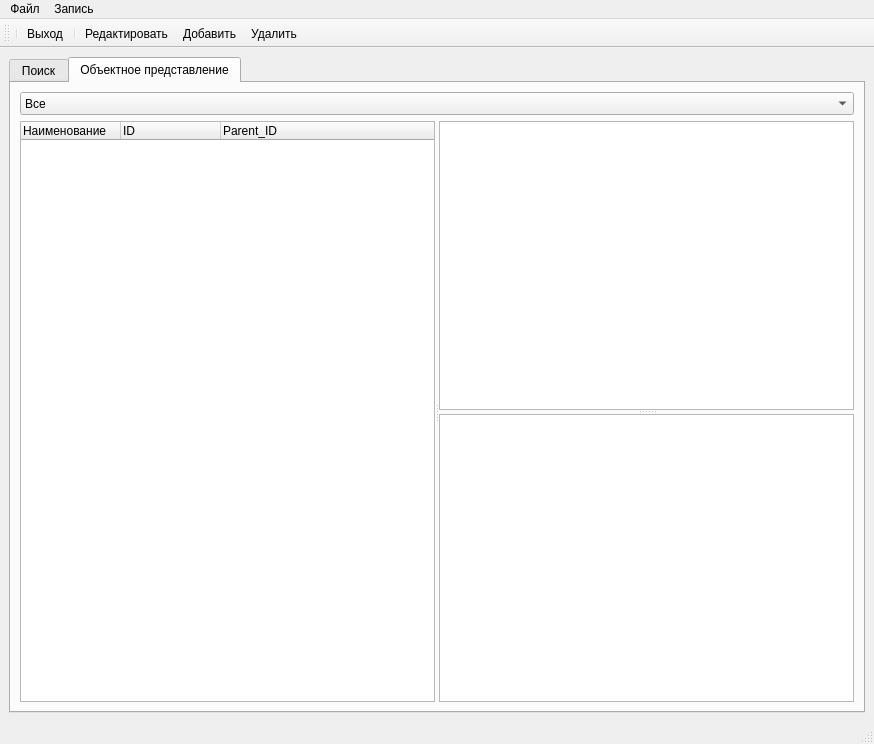
Above: mainwindow.ui from VladisGol/platon-accs before the change. Below: the same form after it.
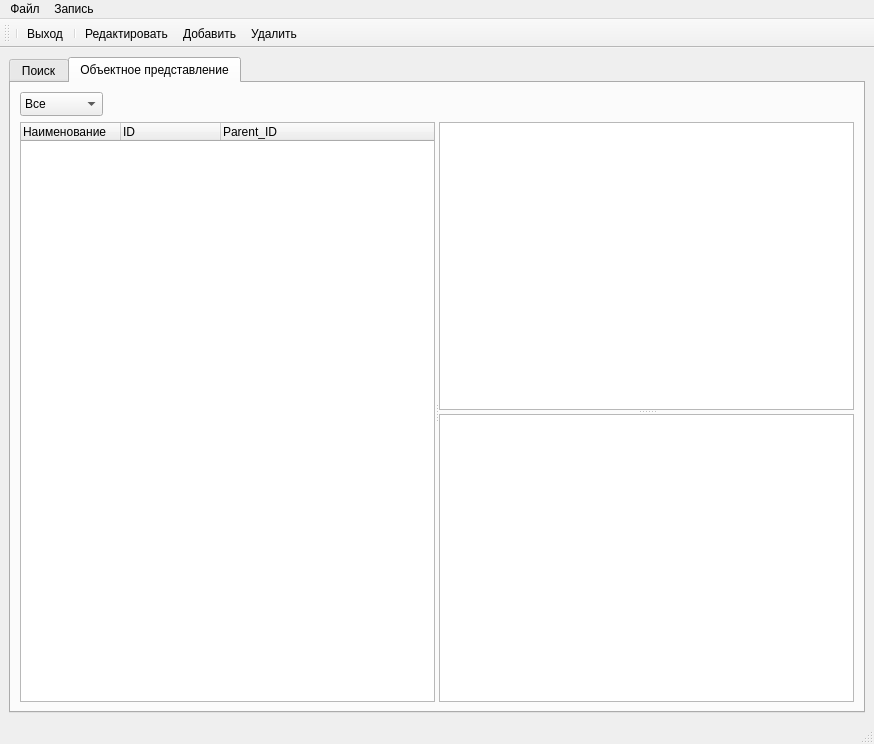
That is the form after the change. Icons and pictures are not drawn. Custom widgets are drawn as their Qt base class.

```diff
--- a/mainwindow.ui
+++ b/mainwindow.ui
@@ -40,13 +40,15 @@
        <attribute name="title" >
         <string>Объектное представление</string>
        </attribute>
-       <layout class="QGridLayout" >
-        <item row="0" column="0" >
+       <layout class="QVBoxLayout" name="verticalLayout" >
+        <item>
+         <layout class="QHBoxLayout" name="horizontalLayout" >
+          <item>
          <widget class="QComboBox" name="comboBox_Species" >
           <property name="minimumSize" >
            <size>
             <width>0</width>
-            <height>23</height>
+              <height>24</height>
            </size>
           </property>
           <item>
@@ -84,7 +86,22 @@
           </item>
          </widget>
         </item>
-        <item row="1" column="0" >
+          <item>
+           <spacer name="horizontalSpacer" >
+            <property name="orientation" >
+             <enum>Qt::Horizontal</enum>
+            </property>
+            <property name="sizeHint" stdset="0" >
+             <size>
+              <width>40</width>
+              <height>20</height>
+             </size>
+            </property>
+           </spacer>
+          </item>
+         </layout>
+        </item>
+        <item>
          <widget class="QSplitter" name="splitter_2" >
           <property name="orientation" >
            <enum>Qt::Horizontal</enum>
@@ -126,6 +143,21 @@
             <property name="styleSheet" >
              <string notr="true" >font: 10pt "Arial";</string>
             </property>
+            <property name="editTriggers" >
+             <set>QAbstractItemView::AllEditTriggers</set>
+            </property>
+            <property name="tabKeyNavigation" >
+             <bool>false</bool>
+            </property>
+            <property name="alternatingRowColors" >
+             <bool>true</bool>
+            </property>
+            <property name="selectionMode" >
+             <enum>QAbstractItemView::SingleSelection</enum>
+            </property>
+            <property name="selectionBehavior" >
+             <enum>QAbstractItemView::SelectItems</enum>
+            </property>
            </widget>
            <widget class="QTableView" name="tableViewPragma" />
           </widget>
```
Left out of the diff: 23 changed lines with no effect on the pictures. Lines whose indentation alone changed are shown as unchanged.
